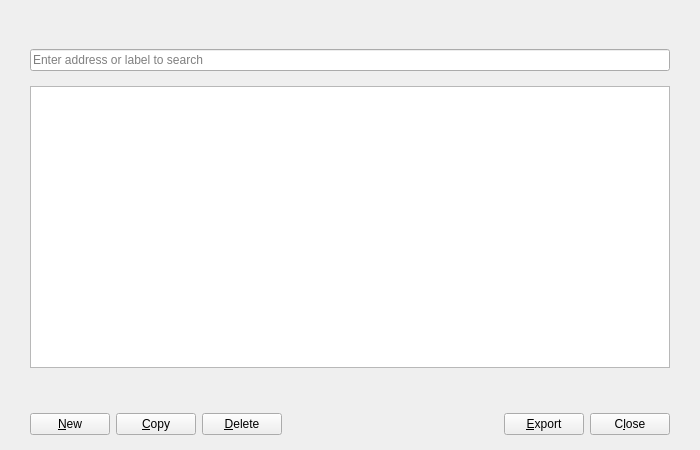
This is src/qt/forms/addressbookpage.ui in Hydra-Chain/node as Qt 5 draws it before an edit. The edited form follows.
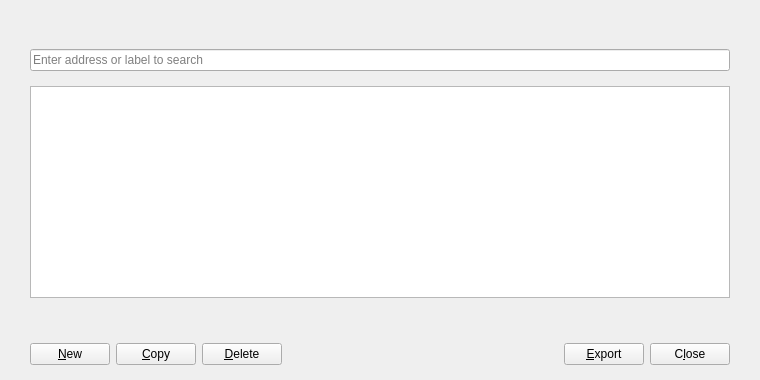
This is the edited form. Icons and pictures are not drawn.

The edit to the form file:
```diff
--- a/src/qt/forms/addressbookpage.ui
+++ b/src/qt/forms/addressbookpage.ui
@@ -6,8 +6,8 @@
    <rect>
     <x>0</x>
     <y>0</y>
-    <width>700</width>
-    <height>450</height>
+    <width>760</width>
+    <height>380</height>
    </rect>
   </property>
   <layout class="QVBoxLayout" name="verticalLayout">
@@ -163,8 +163,8 @@
         </property>
         <property name="sizeHint" stdset="0">
          <size>
-          <width>465</width>
-          <height>21</height>
+          <width>267</width>
+          <height>20</height>
          </size>
         </property>
        </spacer>
```
Left out of the diff: 2 changed lines with no effect on the pictures.
